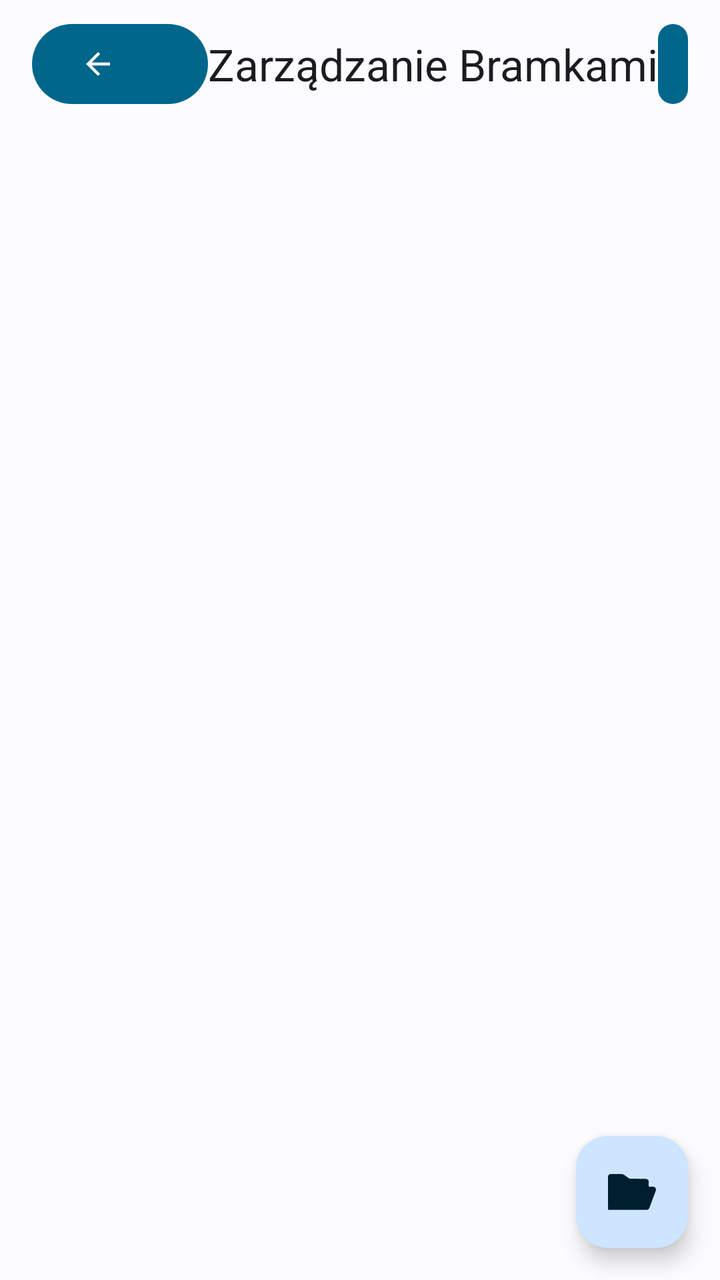
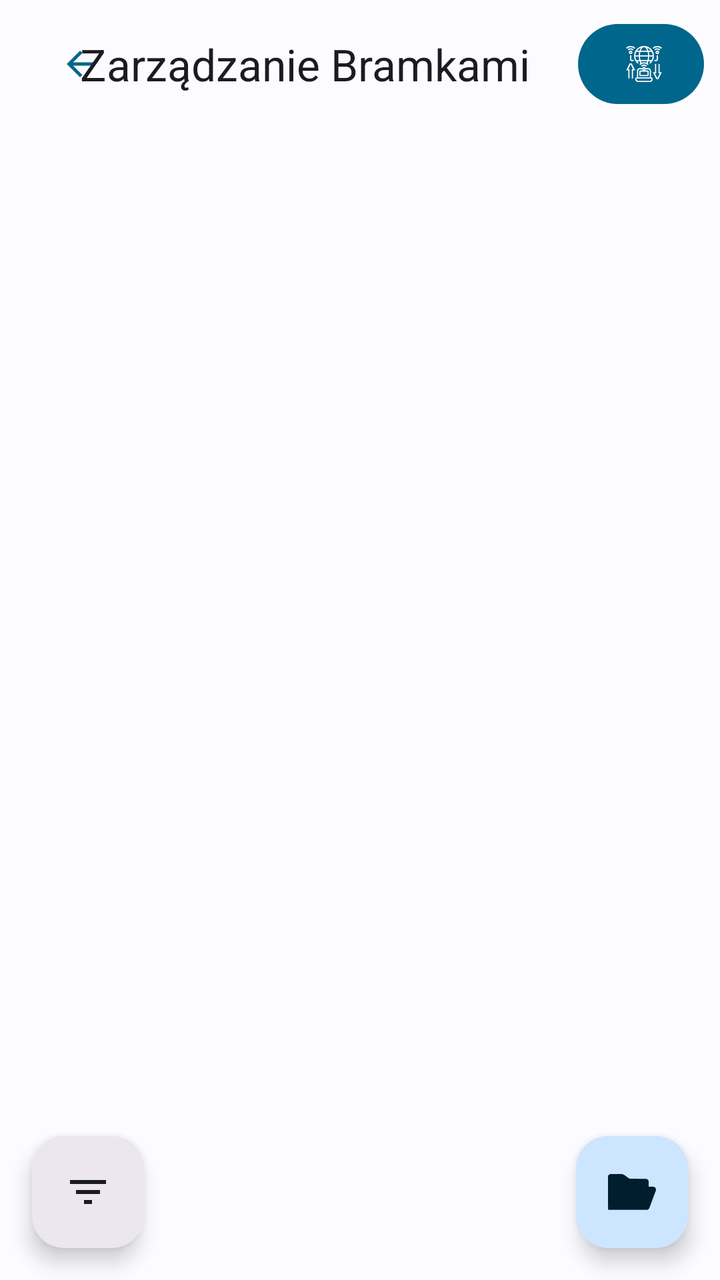

An Android layout rendered at two revisions. The XML below is the earlier revision; the diff shows what the commit changed to produce the second picture.
<!-- AndroidManifest.xml: application theme Theme.Bazunia -->
<!-- res/layout/activity_data.xml -->
<?xml version="1.0" encoding="utf-8"?>
<androidx.coordinatorlayout.widget.CoordinatorLayout
    xmlns:android="http://schemas.android.com/apk/res/android"
    xmlns:app="http://schemas.android.com/apk/res-auto"
    xmlns:tools="http://schemas.android.com/tools"
    android:layout_width="match_parent"
    android:layout_height="match_parent"
    android:fitsSystemWindows="true"
    tools:context=".ui.DataActivity">

    <com.google.android.material.appbar.AppBarLayout
        android:layout_width="match_parent"
        android:layout_height="wrap_content"
        android:fitsSystemWindows="true">

        <com.google.android.material.appbar.MaterialToolbar
            android:id="@+id/toolbar"
            android:layout_width="match_parent"
            android:layout_height="?attr/actionBarSize">

            <com.google.android.material.button.MaterialButton
                android:id="@+id/btnBack"
                style="?attr/myIconButtonTextStyle"
                android:layout_width="wrap_content"
                android:layout_height="wrap_content"
                app:icon="@drawable/ic_arrow_back"
                android:contentDescription="@string/back_content_description"
                android:layout_gravity="start"
                app:tint="?attr/colorOnSurface" />

            <TextView
                android:layout_width="wrap_content"
                android:layout_height="wrap_content"
                android:text="@string/data_activity_title"
                android:textAppearance="?attr/textAppearanceTitleLarge"
                android:layout_gravity="center_horizontal" />

            <com.google.android.material.button.MaterialButton
                android:id="@+id/btnTestConnection"
                style="?attr/myIconButtonTextStyle"
                android:layout_width="wrap_content"
                android:layout_height="wrap_content"
                app:icon="@drawable/ic_connect_test"
                android:contentDescription="@string/test_connection_desc"
                android:layout_gravity="end"
                android:layout_marginEnd="16dp"
                app:tint="?attr/colorOnSurface" />

            <com.google.android.material.button.MaterialButton
                android:id="@+id/btnSettings"
                style="?attr/myIconButtonTextStyle"
                android:layout_width="wrap_content"
                android:layout_height="wrap_content"
                app:icon="@drawable/ic_settings"
                android:contentDescription="@string/settings_content_description"
                android:layout_gravity="end"
                android:layout_marginEnd="16dp"
                app:tint="?attr/colorOnSurface" />

            <com.google.android.material.button.MaterialButton
                android:id="@+id/btnRefresh"
                style="?attr/myIconButtonTextStyle"
                android:layout_width="wrap_content"
                android:layout_height="wrap_content"
                app:icon="@drawable/ic_refresh"
                android:contentDescription="@string/refresh_content_description"
                android:layout_gravity="end"
                android:layout_marginEnd="16dp"
                app:tint="?attr/colorOnSurface" />

        </com.google.android.material.appbar.MaterialToolbar>
    </com.google.android.material.appbar.AppBarLayout>

    <androidx.recyclerview.widget.RecyclerView
        android:id="@+id/recyclerView"
        android:layout_width="match_parent"
        android:layout_height="match_parent"
        android:paddingStart="8dp"
        android:paddingTop="8dp"
        android:paddingEnd="8dp"
        android:paddingBottom="100dp"
        android:clipToPadding="false"
        android:scrollbarStyle="outsideOverlay"
        app:layout_behavior="@string/appbar_scrolling_view_behavior"
        tools:listitem="@layout/list_group" />

    <com.google.android.material.floatingactionbutton.FloatingActionButton
    android:id="@+id/fab_add_folder"
    android:layout_width="wrap_content"
    android:layout_height="wrap_content"
    android:layout_gravity="bottom|end"
    android:layout_margin="16dp"
    android:contentDescription="@string/fab_add_folder_desc"
    app:srcCompat="@drawable/ic_folder" /> </androidx.coordinatorlayout.widget.CoordinatorLayout>
<!-- res/layout/list_group.xml (included above) -->
<?xml version="1.0" encoding="utf-8"?>
<LinearLayout xmlns:android="http://schemas.android.com/apk/res/android"
    android:layout_width="match_parent"
    android:layout_height="wrap_content"
    android:orientation="horizontal"
    android:padding="12dp"
    android:gravity="center_vertical">

    <ImageView
        android:id="@+id/iconGroup"
        android:layout_width="32dp"
        android:layout_height="32dp"
        android:src="@drawable/ic_gateway"
        android:contentDescription="@string/gateway_icon_description" />

    <TextView
        android:id="@+id/textGroup"
        android:layout_width="0dp"
        android:layout_height="wrap_content"
        android:layout_weight="1"
        android:layout_marginStart="16dp"
        android:text="@string/list_group_gateway_name_placeholder"
        android:textAppearance="?attr/textAppearanceTitleMedium"
        android:textStyle="bold" />

    <TextView
        android:id="@+id/textGroupStatus"
        android:layout_width="wrap_content"
        android:layout_height="wrap_content"
        android:layout_marginEnd="8dp"
        android:text="@string/list_group_status_placeholder"
        android:textAppearance="?attr/textAppearanceBodySmall"
        android:textStyle="bold" />

    <ImageView
        android:id="@+id/iconExpansionIndicator"
        android:layout_width="wrap_content"
        android:layout_height="wrap_content"
        android:contentDescription="@null"
        android:padding="8dp"
        android:visibility="invisible" />

</LinearLayout>
<!-- resources referenced by this layout -->
<resources>
  <!-- drawable ic_arrow_back (drawable) -->
  <vector xmlns:android="http://schemas.android.com/apk/res/android" android:autoMirrored="true" android:height="24dp" android:tint="#000000" android:viewportHeight="24" android:viewportWidth="24" android:width="24dp">
        
      <path android:fillColor="@android:color/white" android:pathData="M20,11H7.83l5.59,-5.59L12,4l-8,8 8,8 1.41,-1.41L7.83,13H20v-2z"/>
      
  </vector>
  <string name="back_content_description">Powrót</string>
  <string name="data_activity_title">Zarządzanie Bramkami</string>
  <string name="fab_add_folder_desc">Dodaj nowy folder</string>
  <string name="gateway_icon_description">Ikona bramki</string>
  <string name="list_group_gateway_name_placeholder">Nazwa Bramki</string>
  <string name="list_group_status_placeholder">Online</string>
  <string name="refresh_content_description">Odśwież</string>
  <string name="settings_content_description">Ustawienia</string>
  <string name="test_connection_desc">Testuj połączenie z serwerem</string>
  <style name="Theme.Bazunia" parent="Base.Theme.Bazunia" />
  <style name="Base.Theme.Bazunia" parent="Theme.Material3.DayNight.NoActionBar">
          <item name="colorPrimary">@color/colorPrimary</item>
          <item name="colorOnPrimary">@color/colorOnPrimary</item>
          <item name="colorPrimaryContainer">@color/colorPrimaryContainer</item>
          <item name="colorOnPrimaryContainer">@color/colorOnPrimaryContainer</item>
          <item name="colorSecondary">@color/colorSecondary</item>
          <item name="colorOnSecondary">@color/colorOnSecondary</item>
          <item name="android:colorBackground">@color/colorBackground</item>
          <item name="colorOnBackground">@color/colorOnBackground</item>
          <item name="colorSurface">@color/colorSurface</item>
          <item name="colorOnSurface">@color/colorOnSurface</item>
          <item name="colorSurfaceVariant">@color/colorSurfaceVariant</item>
          <item name="colorOnSurfaceVariant">@color/colorOnSurfaceVariant</item>
      </style>
  <color name="colorPrimary">#00668B</color>
  <color name="colorOnPrimary">#FFFFFF</color>
  <color name="colorPrimaryContainer">#CDE5FF</color>
  <color name="colorOnPrimaryContainer">#001E2D</color>
  <color name="colorSecondary">#4F616E</color>
  <color name="colorOnSecondary">#FFFFFF</color>
  <color name="colorBackground">#FCFCFF</color>
  <color name="colorOnBackground">#191C1E</color>
  <color name="colorSurface">#FCFCFF</color>
  <color name="colorOnSurface">#191C1E</color>
  <color name="colorSurfaceVariant">#DDE3EA</color>
  <color name="colorOnSurfaceVariant">#41484D</color>
  <!-- unchanged entries left out for length: 5 -->
</resources>

<!-- the commit's change to res/layout/activity_data.xml (unified diff, before → after) -->
@@ -20,7 +20,7 @@
 
             <com.google.android.material.button.MaterialButton
                 android:id="@+id/btnBack"
-                style="?attr/myIconButtonTextStyle"
+                style="?attr/materialIconButtonStyle"
                 android:layout_width="wrap_content"
                 android:layout_height="wrap_content"
                 app:icon="@drawable/ic_arrow_back"
@@ -43,7 +43,7 @@
                 app:icon="@drawable/ic_connect_test"
                 android:contentDescription="@string/test_connection_desc"
                 android:layout_gravity="end"
-                android:layout_marginEnd="16dp"
+                android:layout_marginEnd="8dp"
                 app:tint="?attr/colorOnSurface" />
 
             <com.google.android.material.button.MaterialButton
@@ -54,7 +54,7 @@
                 app:icon="@drawable/ic_settings"
                 android:contentDescription="@string/settings_content_description"
                 android:layout_gravity="end"
-                android:layout_marginEnd="16dp"
+                android:layout_marginEnd="8dp"
                 app:tint="?attr/colorOnSurface" />
 
             <com.google.android.material.button.MaterialButton
@@ -85,13 +85,27 @@
         tools:listitem="@layout/list_group" />
 
     <com.google.android.material.floatingactionbutton.FloatingActionButton
-    android:id="@+id/fab_add_folder"
-    android:layout_width="wrap_content"
-    android:layout_height="wrap_content"
-    android:layout_gravity="bottom|end"
-    android:layout_margin="16dp"
-    android:contentDescription="@string/fab_add_folder_desc"
-    app:srcCompat="@drawable/ic_folder" /> </androidx.coordinatorlayout.widget.CoordinatorLayout>
+        android:id="@+id/fab_filter"
+        android:layout_width="wrap_content"
+        android:layout_height="wrap_content"
+        android:layout_gravity="bottom|start"
+        android:layout_margin="16dp"
+        android:contentDescription="@string/filter_options_title"
+        app:fabSize="mini"
+        app:backgroundTint="?attr/colorSurfaceContainerHigh"
+        app:tint="?attr/colorOnSurface"
+        app:srcCompat="@drawable/ic_filter" />
+
+    <com.google.android.material.floatingactionbutton.FloatingActionButton
+        android:id="@+id/fab_add_folder"
+        android:layout_width="wrap_content"
+        android:layout_height="wrap_content"
+        android:layout_gravity="bottom|end"
+        android:layout_margin="16dp"
+        android:contentDescription="@string/fab_add_folder_desc"
+        app:srcCompat="@drawable/ic_folder" />
+
+</androidx.coordinatorlayout.widget.CoordinatorLayout>
 <!-- res/layout/list_group.xml (included above) -->
 <?xml version="1.0" encoding="utf-8"?>
 <LinearLayout xmlns:android="http://schemas.android.com/apk/res/android"
<!-- resource entries referenced after the edit -->
@@ -6,9 +6,16 @@
       <path android:fillColor="@android:color/white" android:pathData="M20,11H7.83l5.59,-5.59L12,4l-8,8 8,8 1.41,-1.41L7.83,13H20v-2z"/>
       
   </vector>
+  <!-- drawable ic_filter (drawable) -->
+  <vector xmlns:android="http://schemas.android.com/apk/res/android" android:height="24dp" android:tint="#000000" android:viewportHeight="24" android:viewportWidth="24" android:width="24dp">
+        
+      <path android:fillColor="@android:color/white" android:pathData="M10,18h4v-2h-4v2zM3,6v2h18L21,6L3,6zM6,13h12v-2L6,11v2z"/>
+      
+  </vector>
   <string name="back_content_description">Powrót</string>
   <string name="data_activity_title">Zarządzanie Bramkami</string>
   <string name="fab_add_folder_desc">Dodaj nowy folder</string>
+  <string name="filter_options_title">Opcje Filtrowania</string>
   <string name="gateway_icon_description">Ikona bramki</string>
   <string name="list_group_gateway_name_placeholder">Nazwa Bramki</string>
   <string name="list_group_status_placeholder">Online</string>
